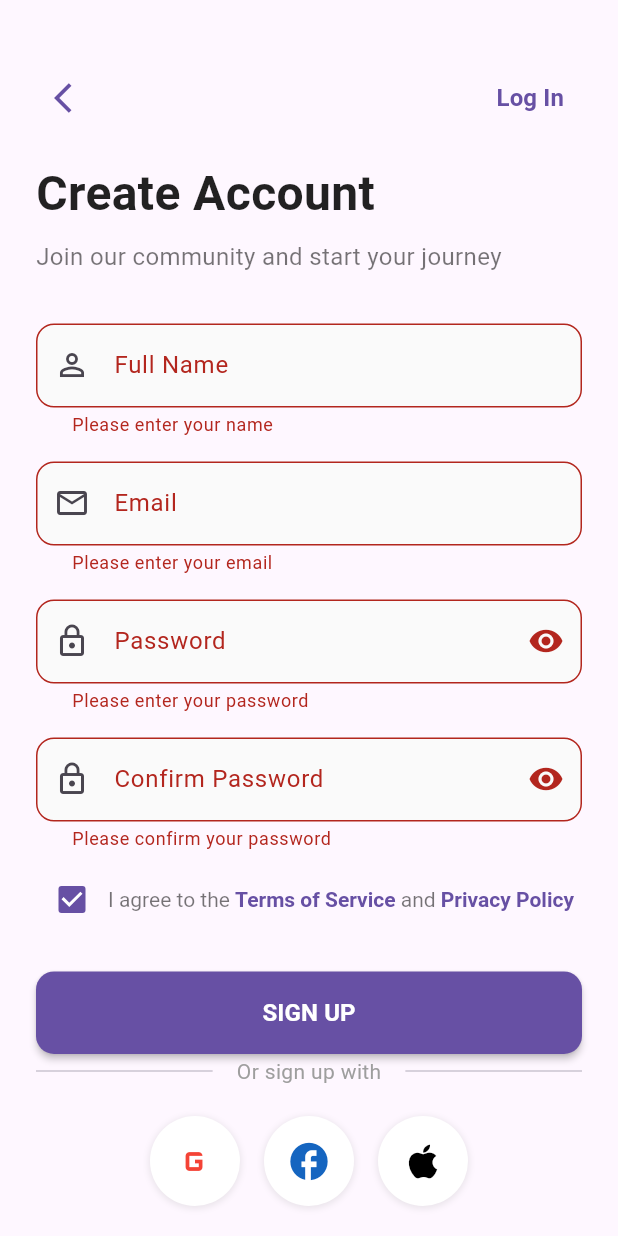
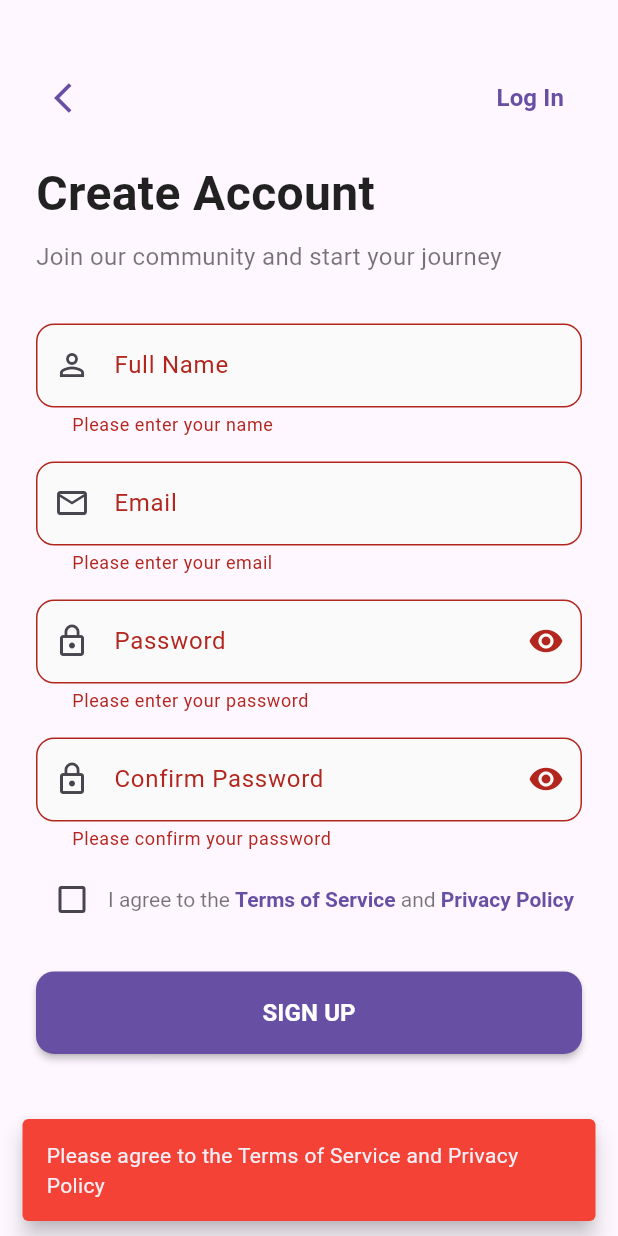
Before and after one commit to vedeeka/player_collector, a Flutter app: the SignUpPage screen opened directly, after a tap on "SIGN UP", on a phone screen of 412 x 824 dp. Run offline on Flutter 3.47's test engine with Material 3 defaults, Android fonts, the phone set to English and light mode, and no system bars; our stand-ins replace cloud_firestore, firebase_auth, firebase_core; accounts and stored records are empty; Roboto replaces fonts that are missing (Poppins).

Commit message:
Implement email/password sign-up with Firebase and add user data to Firestore

```diff
--- a/lib/signin/signup.dart
+++ b/lib/signin/signup.dart
@@ -1,4 +1,10 @@
 import 'package:flutter/material.dart';
+import 'package:firebase_auth/firebase_auth.dart';
+
+
+import 'package:cloud_firestore/cloud_firestore.dart';
+import 'package:firebase_core/firebase_core.dart';
+import '../firebase_options.dart';
 
 class SignUpPage extends StatefulWidget {
   @override
@@ -14,8 +20,13 @@
   bool _isPasswordVisible = false;
   bool _isConfirmPasswordVisible = false;
   bool _isLoading = false;
+  bool _agreeToTerms = false;
   late AnimationController _animationController;
   late Animation<double> _fadeAnimation;
+
+  // Firebase Auth instance
+  final FirebaseAuth _auth = FirebaseAuth.instance;
+  final FirebaseFirestore _firestore = FirebaseFirestore.instance;
 
   @override
   void initState() {
@@ -55,39 +66,101 @@
     });
   }
 
-  void _processSignUp() {
-    if (_formKey.currentState!.validate()) {
+  // Email/Password Sign Up
+  Future<void> _signUpWithEmailPassword() async {
+    if (_formKey.currentState!.validate() && _agreeToTerms) {
       setState(() {
         _isLoading = true;
       });
 
-      // Simulate network delay
-      Future.delayed(Duration(seconds: 2), () {
+      try {
+        // Create user account
+        UserCredential userCredential = await _auth.createUserWithEmailAndPassword(
+          email: _emailController.text.trim(),
+          password: _passwordController.text,
+        );
+
+        // Save additional user information to Firestore
+        await _saveUserData(userCredential.user!.uid);
+
+        // Send email verification
+        await userCredential.user!.sendEmailVerification();
+
         setState(() {
           _isLoading = false;
         });
 
+        // Show success dialog
+        _showSuccessDialog();
+      } on FirebaseAuthException catch (e) {
+        setState(() {
+          _isLoading = false;
+        });
+
+        String errorMessage = 'An error occurred during sign up';
+        if (e.code == 'weak-password') {
+          errorMessage = 'The password provided is too weak';
+        } else if (e.code == 'email-already-in-use') {
+          errorMessage = 'An account already exists for this email';
+        } else if (e.code == 'invalid-email') {
+          errorMessage = 'Please provide a valid email address';
+        }
+
+        _showErrorDialog(errorMessage);
+      } catch (e) {
+        setState(() {
+          _isLoading = false;
+        });
+        _showErrorDialog('An unexpected error occurred: ${e.toString()}');
+      }
+    } else if (!_agreeToTerms) {
       ScaffoldMessenger.of(context).showSnackBar(
         SnackBar(
-            content: Text('Account created successfully!'),
-            backgroundColor: Colors.green,
+          content: Text('Please agree to the Terms of Service and Privacy Policy'),
+          backgroundColor: Colors.red,
           behavior: SnackBarBehavior.floating,
         ),
       );
+    }
+  }
 
-        // Navigate to next screen or show success dialog
+  // Google Sign In
+
+
+  // Facebook Sign In
+
+
+  // Save user data to Firestore
+  Future<void> _saveUserData(
+    String uid,
+    [String? name, String? email, String? provider]
+  ) async {
+    final userData = {
+      'name': name ?? _nameController.text.trim(),
+      'email': email ?? _emailController.text.trim(),
+      'createdAt': FieldValue.serverTimestamp(),
+      'lastLogin': FieldValue.serverTimestamp(),
+      'authProvider': provider ?? 'email',
+    };
+
+    await _firestore.collection('users').doc(uid).set(userData);
+  }
+
+  void _showSuccessDialog() {
     showDialog(
       context: context,
       builder: (BuildContext context) {
         return AlertDialog(
-              title: Text('Welcome Aboard!'),
-              content: Text('Your account has been created successfully. Please verify your email to continue.'),
+          title: Text('Account Created!'),
+          content: Text(
+            'Your account has been created successfully. Please check your email to verify your account before logging in.',
+          ),
           actions: [
             TextButton(
               child: Text('OK'),
               onPressed: () {
                 Navigator.of(context).pop();
-                    // Here you would typically navigate to the login screen
+                // Navigate to login screen
                 // Navigator.of(context).pushReplacementNamed('/login');
               },
             ),
@@ -95,8 +168,40 @@
         );
       },
     );
-      });
   }
+
+  void _showErrorDialog(String message) {
+    showDialog(
+      context: context,
+      builder: (BuildContext context) {
+        return AlertDialog(
+          title: Text('Error'),
+          content: Text(message),
+          actions: [
+            TextButton(
+              child: Text('OK'),
+              onPressed: () {
+                Navigator.of(context).pop();
+              },
+            ),
+          ],
+        );
+      },
+    );
+  }
+
+  void _navigateToHome() {
+    // Here you would navigate to your home screen
+    // Navigator.of(context).pushReplacementNamed('/home');
+
+    // For now, just show a success message
+    ScaffoldMessenger.of(context).showSnackBar(
+      SnackBar(
+        content: Text('Login successful!'),
+        backgroundColor: Colors.green,
+        behavior: SnackBarBehavior.floating,
+      ),
+    );
   }
 
   @override
@@ -125,6 +230,7 @@
                     TextButton(
                       onPressed: () {
                         // Navigate to login
+                        // Navigator.of(context).pushReplacementNamed('/login');
                       },
                       child: Text(
                         'Log In',
@@ -322,8 +428,12 @@
                           Row(
                             children: [
                               Checkbox(
-                                value: true,
-                                onChanged: (bool? value) {},
+                                value: _agreeToTerms,
+                                onChanged: (bool? value) {
+                                  setState(() {
+                                    _agreeToTerms = value ?? false;
+                                  });
+                                },
                                 activeColor: primaryColor,
                               ),
                               Expanded(
@@ -356,7 +466,7 @@
                           SizedBox(height: 24),
                           // Sign Up Button
                           ElevatedButton(
-                            onPressed: _isLoading ? null : _processSignUp,
+                            onPressed: _isLoading ? null : _signUpWithEmailPassword,
                             child: _isLoading
                                 ? SizedBox(
                                     height: 20,
@@ -409,28 +519,7 @@
                           ],
                         ),
                         SizedBox(height: 20),
-                        Row(
-                          mainAxisAlignment: MainAxisAlignment.center,
-                          children: [
-                            _buildSocialButton(
-                              icon: Icons.g_mobiledata,
-                              color: Colors.red,
-                              onPressed: () {},
-                            ),
-                            SizedBox(width: 16),
-                            _buildSocialButton(
-                              icon: Icons.facebook,
-                              color: Colors.blue.shade800,
-                              onPressed: () {},
-                            ),
-                            SizedBox(width: 16),
-                            _buildSocialButton(
-                              icon: Icons.apple,
-                              color: Colors.black,
-                              onPressed: () {},
-                            ),
-                          ],
-                        ),
+
                       ],
                     ),
                   ),
@@ -475,3 +564,10 @@
     );
   }
 }
+
+// Add this to your main.dart file or wherever you initialize Firebase
+Future<void> initializeFirebase() async {
+  await Firebase.initializeApp(
+    options: DefaultFirebaseOptions.currentPlatform,
+  );
+}
```
Lines whose indentation alone changed are shown as unchanged.
